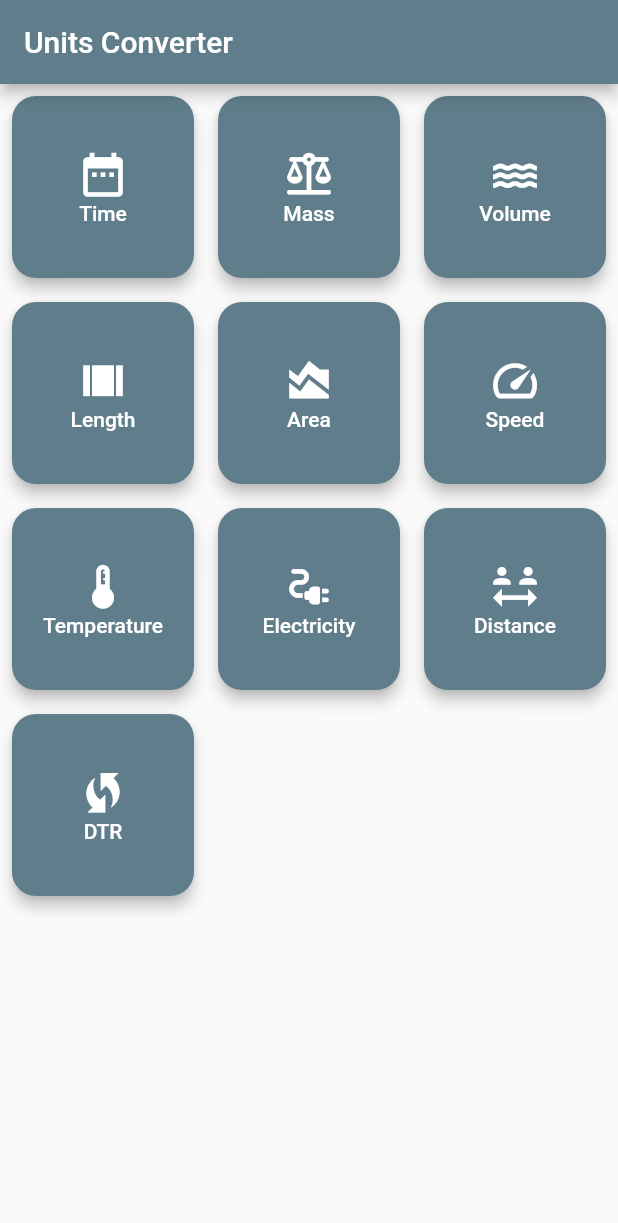
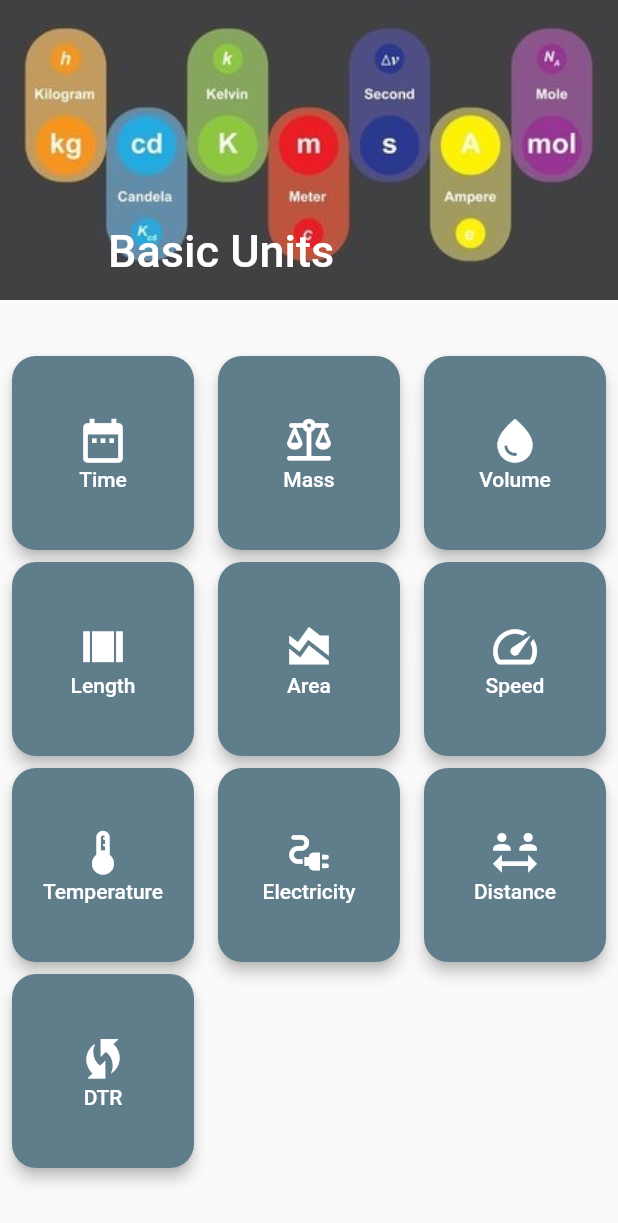
Before and after one commit to omer358/units_converter, a Flutter app: the screen it shows after launch, on a phone screen of 412 x 824 dp. Shown: the top 1223 px of the screen. Run offline on Flutter 3.47's test engine with Material 2 defaults, Android fonts, the phone set to English and light mode, and no system bars.

Commit message:
add collapsing toolbar

```diff
--- a/lib/screens/home.dart
+++ b/lib/screens/home.dart
@@ -10,10 +10,32 @@ class Home extends StatelessWidget {
         primarySwatch: Colors.blueGrey,
       ),
       home: Scaffold(
-        appBar: AppBar(
-          title: const Text("Units Converter"),
+        body: DefaultTabController(
+          length: 2,
+          child: NestedScrollView(
+            headerSliverBuilder:
+                (BuildContext context, bool innerBoxIsScrolled) {
+              return <Widget>[
+                SliverAppBar(
+                  expandedHeight: 200.0,
+                  floating: true,
+                  pinned: true,
+                  flexibleSpace: FlexibleSpaceBar(
+                      centerTitle: false,
+                      title: const Text("Basic Units",
+                          style: TextStyle(
+                            color: Colors.white,
+                            fontSize: 20.0,
+                          )),
+                      background: Image.asset(
+                        'images/units.jpg',
+                        fit: BoxFit.cover,
+                      )),
                 ),
-        body: GridView.count(
+              ];
+            },
+            body: Center(
+              child: GridView.count(
                 shrinkWrap: true,
                 // Create a grid with 2 columns. If you change the scrollDirection to
                 // horizontal, this produces 2 rows.
@@ -22,16 +44,19 @@ class Home extends StatelessWidget {
                 children: [
                   unitsWidgets("Time", Icons.date_range, () {}),
                   unitsWidgets("Mass", Icons.balance_rounded, () {}),
-            unitsWidgets("Volume", Icons.water, () {}),
+                  unitsWidgets("Volume", Icons.water_drop, () {}),
                   unitsWidgets("Length", Icons.view_array_sharp, () {}),
                   unitsWidgets("Area", Icons.area_chart, () {}),
                   unitsWidgets("Speed", Icons.speed, () {}),
                   unitsWidgets("Temperature", Icons.thermostat_rounded, () {}),
+                  unitsWidgets("Electricity", Icons.electrical_services, () {}),
+                  unitsWidgets("Distance", Icons.social_distance, () {}),
                   unitsWidgets(
-                "Electricity", Icons.electrical_services_rounded, () {}),
-            unitsWidgets("Distance", Icons.social_distance, () {}),
-            unitsWidgets("DTR", Icons.wifi_protected_setup_outlined, () {}),
+                      "DTR", Icons.wifi_protected_setup_outlined, () {}),
                 ],
+              ),
+            ),
+          ),
         ),
       ),
     );
@@ -39,7 +64,7 @@ class Home extends StatelessWidget {
 
   Container unitsWidgets(label, icon, onPressed) {
     return Container(
-        margin: const EdgeInsets.fromLTRB(8, 8, 8, 8),
+        margin: const EdgeInsets.fromLTRB(8, 0, 8, 8),
         child: TextButton(
           onPressed: onPressed,
           child: Column(
```
Lines whose indentation alone changed are shown as unchanged.
